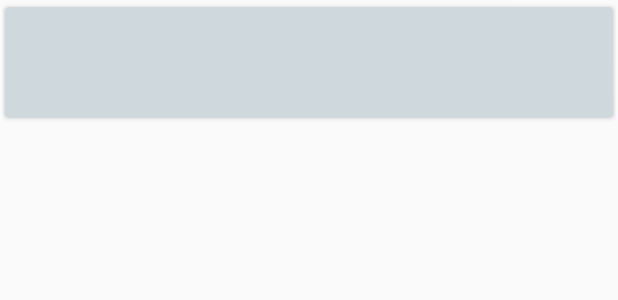
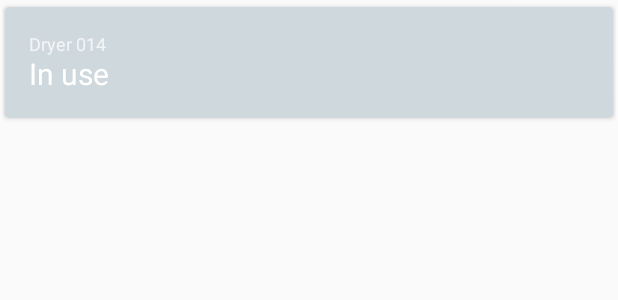
Before and after one commit to Purdue-ACM-SIGAPP/PurdueLaundry-android, an Android app: the layout cardview_machine.xml on its own in the app's theme, with its tools: preview values and no code run, on a phone screen of 412 x 824 dp. Shown: the top 300 px of the screen. Run offline under Robolectric (Android 15) with nearby library versions, the phone set to English and light mode, and no system bars.

```diff
--- a/app/src/main/res/layout/cardview_machine.xml
+++ b/app/src/main/res/layout/cardview_machine.xml
@@ -3,7 +3,7 @@
     xmlns:card_view="http://schemas.android.com/apk/res-auto"
     android:layout_width="match_parent"
     android:layout_height="wrap_content"
-    xmlns:app="http://schemas.android.com/tools"
+    xmlns:tools="http://schemas.android.com/tools"
     android:layout_margin="1dp"
     android:orientation="vertical">
 
@@ -27,7 +27,7 @@
                 android:layout_width="wrap_content"
                 android:layout_height="wrap_content"
                 android:maxLines="1"
-                app:text="Dryer 014"
+                tools:text="Dryer 014"
                 android:textColor="@color/transparentWhite"
                 android:textSize="12sp" />
 
@@ -38,7 +38,7 @@
                 android:layout_below="@+id/machine_name_text_view"
                 android:layout_marginTop="-2dp"
                 android:maxLines="1"
-                app:text="In use"
+                tools:text="In use"
                 android:textColor="@color/white"
                 android:textSize="20dp" />
         </RelativeLayout>
```
